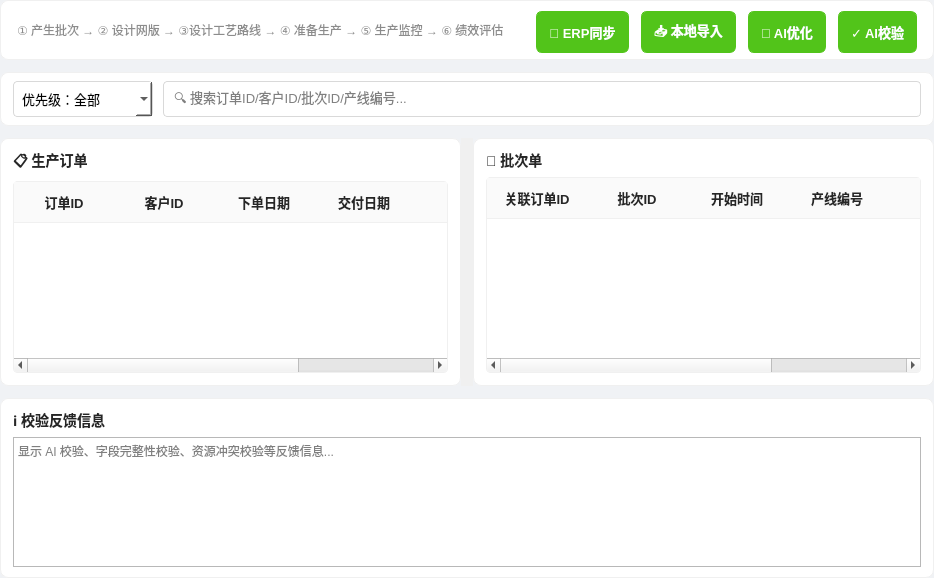
Above: forms/import_page.ui from ByteKnight-X/LineControlRobot before the change. Below: the same form after it.
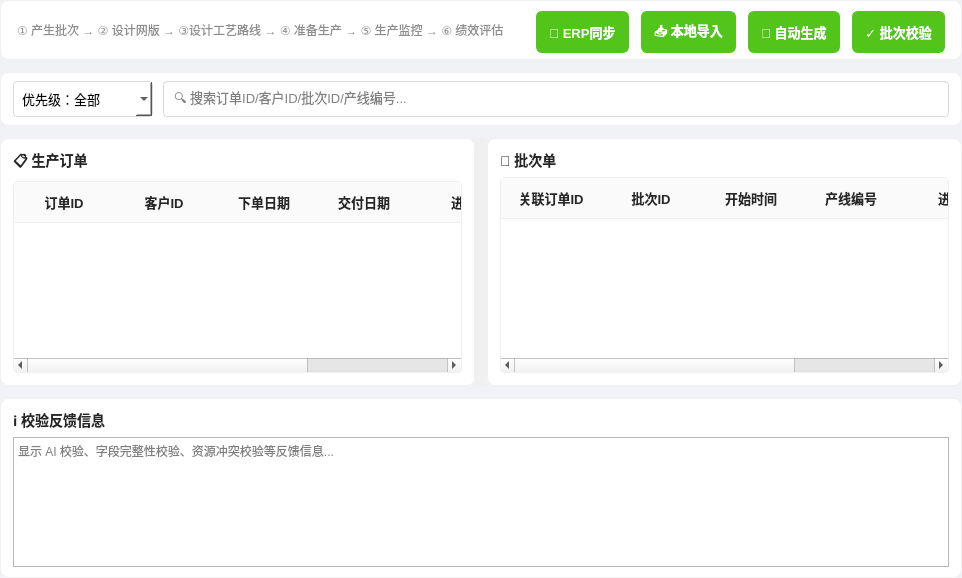
That is the form after the change.

```diff
--- a/forms/import_page.ui
+++ b/forms/import_page.ui
@@ -146,8 +146,8 @@
 
             <item><widget class="QPushButton" name="btnSyncErp"><property name="text"><string>🔄 ERP同步</string></property></widget></item>
             <item><widget class="QPushButton" name="btnImportOrder"><property name="text"><string>📥 本地导入</string></property></widget></item>
-            <item><widget class="QPushButton" name="btnAIOptimize"><property name="text"><string>🤖 AI优化</string></property></widget></item>
-            <item><widget class="QPushButton" name="btnValidate"><property name="text"><string>✓ AI校验</string></property></widget></item>
+            <item><widget class="QPushButton" name="btnAIOptimize"><property name="text"><string>🤖 自动生成</string></property></widget></item>
+            <item><widget class="QPushButton" name="btnValidate"><property name="text"><string>✓ 批次校验</string></property></widget></item>
           </layout>
         </widget>
       </item>
```
